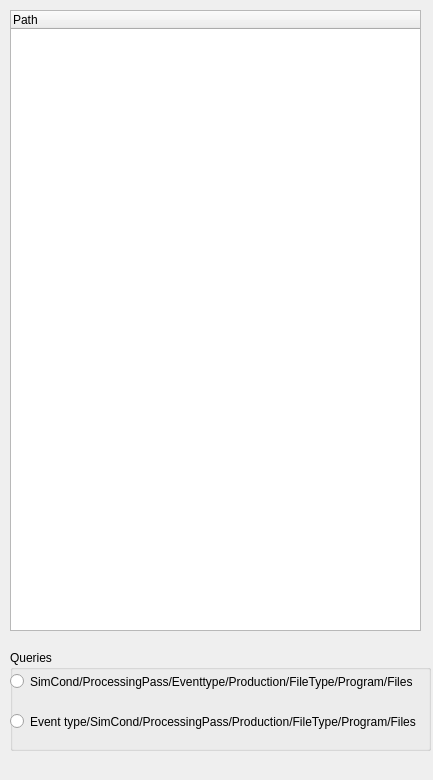
Above: LHCbDIRAC/BookkeepingSystem/Gui/Widget/TreeWidget.ui from antolu/LHCbDIRAC before the change. Below: the same form after it.
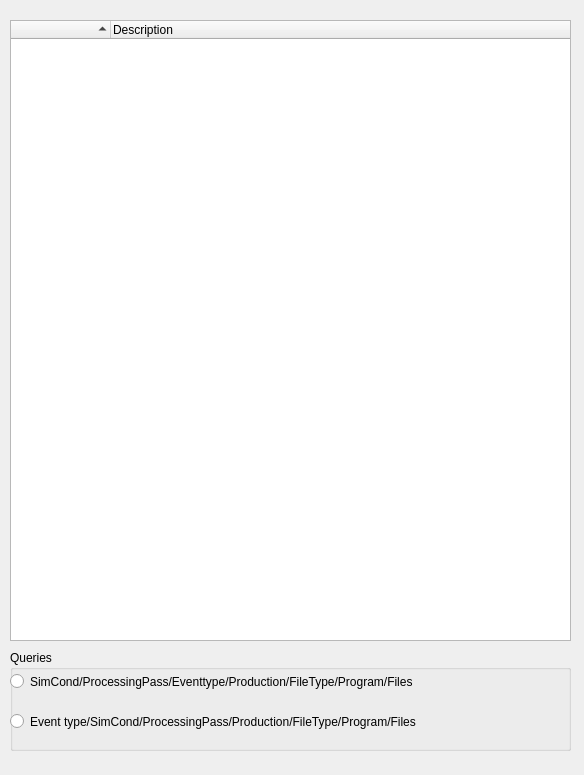
That is the form after the change.

Commit message: 1. GUI bug fix. 2. rigth click, double click in the tree node has implemented 3. Added rownumber to FileDialog Window. 4. Chenged the view. I removed the Number of events from Program Name and version tree level. 5.Oracle database connection changed, We are using local configuration file. 6.) I added more functionality to the BKK client file list method. You can limit the queries result.

Diff of the .ui file:
```diff
--- a/LHCbDIRAC/BookkeepingSystem/Gui/Widget/TreeWidget.ui
+++ b/LHCbDIRAC/BookkeepingSystem/Gui/Widget/TreeWidget.ui
@@ -5,8 +5,8 @@
    <rect>
     <x>0</x>
     <y>0</y>
-    <width>433</width>
-    <height>780</height>
+    <width>584</width>
+    <height>775</height>
    </rect>
   </property>
   <property name="windowTitle" >
@@ -17,7 +17,7 @@
     <rect>
      <x>10</x>
      <y>650</y>
-     <width>421</width>
+     <width>561</width>
      <height>101</height>
     </rect>
    </property>
@@ -52,23 +52,55 @@
    </widget>
   </widget>
   <widget class="QTreeWidget" name="tree" >
+   <property name="windowModality" >
+    <enum>Qt::WindowModal</enum>
+   </property>
+   <property name="enabled" >
+    <bool>true</bool>
+   </property>
    <property name="geometry" >
     <rect>
      <x>10</x>
-     <y>10</y>
-     <width>411</width>
+     <y>20</y>
+     <width>561</width>
      <height>621</height>
     </rect>
    </property>
    <property name="cursor" stdset="0" >
     <cursorShape>ArrowCursor</cursorShape>
    </property>
+   <property name="styleSheet" >
+    <string/>
+   </property>
+   <property name="lineWidth" >
+    <number>1</number>
+   </property>
+   <property name="verticalScrollBarPolicy" >
+    <enum>Qt::ScrollBarAsNeeded</enum>
+   </property>
+   <property name="horizontalScrollBarPolicy" >
+    <enum>Qt::ScrollBarAsNeeded</enum>
+   </property>
+   <property name="tabKeyNavigation" >
+    <bool>true</bool>
+   </property>
+   <property name="textElideMode" >
+    <enum>Qt::ElideNone</enum>
+   </property>
+   <property name="sortingEnabled" >
+    <bool>true</bool>
+   </property>
    <property name="animated" >
     <bool>true</bool>
    </property>
    <column>
     <property name="text" >
-     <string>Path</string>
+     <string>                                Tree                         </string>
+    </property>
+   </column>
+   <column>
+    <property name="text" >
+     <string>Description</string>
     </property>
    </column>
   </widget>
```
Left out of the diff: 2 changed lines with no effect on the pictures. The commit also changes 11 other files.
